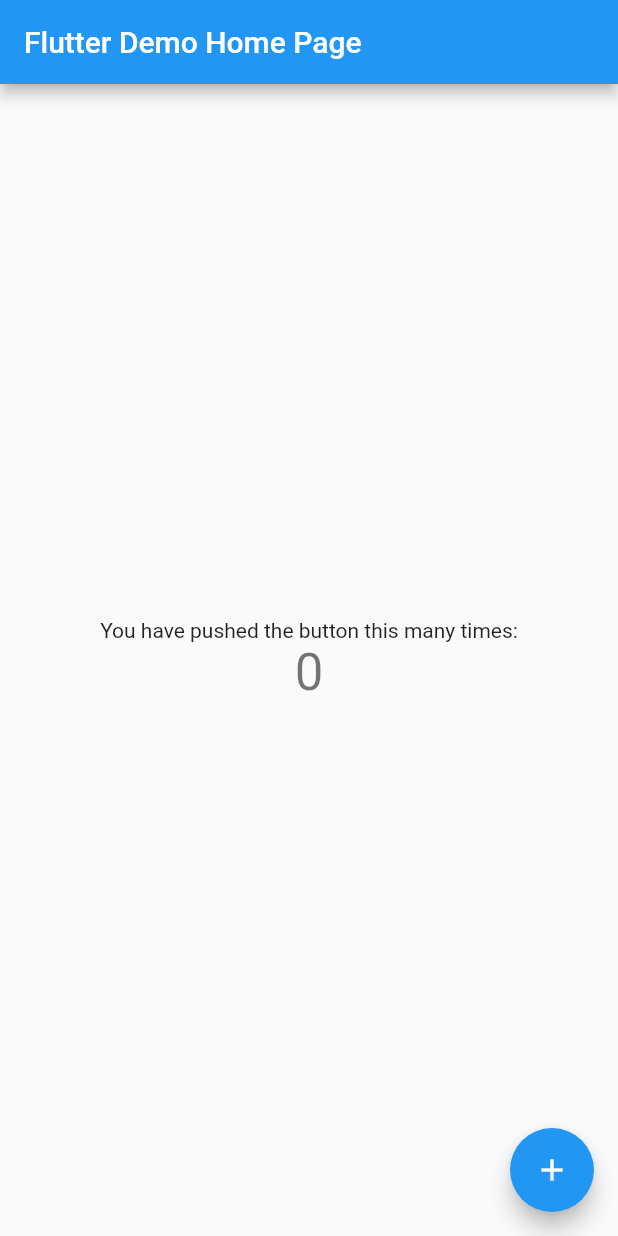
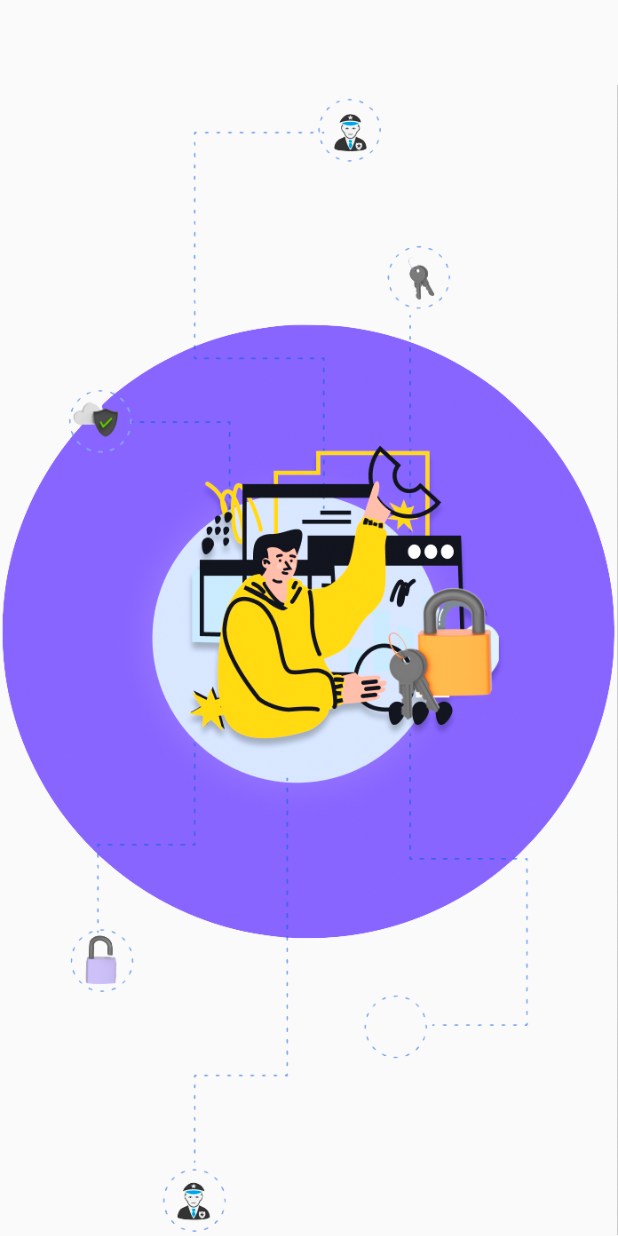
Before and after one commit to mohammadfarhantahir/nigella_secuities, a Flutter app: the screen it shows after launch, on a phone screen of 412 x 824 dp. Run offline on Flutter 3.47's test engine with Material 2 defaults, Android fonts, the light colour scheme and no system bars.

Commit message:
first commit

```diff
--- /dev/null
+++ b/lib/features/splash/screen/splash_screen.dart
@@ -0,0 +1,30 @@
+
+
+
+import 'package:flutter/cupertino.dart';
+import 'package:flutter/material.dart';
+
+class splashScreen extends StatefulWidget{
+  State<splashScreen> createState()=> splashScreenState();
+}
+
+class splashScreenState extends State<splashScreen>{
+  @override
+  Widget build(BuildContext context) {
+    // TODO: implement build
+    return Scaffold(
+      appBar: AppBar(
+        elevation: 0,
+        backgroundColor: Color(0xffFFFFF),
+
+      ),
+      body: Center(
+        child: Image.asset('assets/images/splash.png',
+        ),
+      ), //Image.asset
+     // Image.asset,
+
+    );
+  }
+
+}
--- a/lib/main.dart
+++ b/lib/main.dart
@@ -1,115 +1,16 @@
 import 'package:flutter/material.dart';
+import 'package:flutter/services.dart';
 
-void main() {
-  runApp(const MyApp());
+import 'features/splash/screen/splash_screen.dart';
+
+Future<void> main() async {
+  WidgetsFlutterBinding.ensureInitialized();
+  SystemChrome.setPreferredOrientations([DeviceOrientation.portraitUp])
+      .then((value) => runApp(MaterialApp(
+    debugShowCheckedModeBanner: false,
+    //  title: 'Flutter Demo',
+    home:  splashScreen(),
+  )
+  ));
+
 }
-
-class MyApp extends StatelessWidget {
-  const MyApp({super.key});
-
-  // This widget is the root of your application.
-  @override
-  Widget build(BuildContext context) {
-    return MaterialApp(
-      title: 'Flutter Demo',
-      theme: ThemeData(
-        // This is the theme of your application.
-        //
-        // Try running your application with "flutter run". You'll see the
-        // application has a blue toolbar. Then, without quitting the app, try
-        // changing the primarySwatch below to Colors.green and then invoke
-        // "hot reload" (press "r" in the console where you ran "flutter run",
-        // or simply save your changes to "hot reload" in a Flutter IDE).
-        // Notice that the counter didn't reset back to zero; the application
-        // is not restarted.
-        primarySwatch: Colors.blue,
-      ),
-      home: const MyHomePage(title: 'Flutter Demo Home Page'),
-    );
-  }
-}
-
-class MyHomePage extends StatefulWidget {
-  const MyHomePage({super.key, required this.title});
-
-  // This widget is the home page of your application. It is stateful, meaning
-  // that it has a State object (defined below) that contains fields that affect
-  // how it looks.
-
-  // This class is the configuration for the state. It holds the values (in this
-  // case the title) provided by the parent (in this case the App widget) and
-  // used by the build method of the State. Fields in a Widget subclass are
-  // always marked "final".
-
-  final String title;
-
-  @override
-  State<MyHomePage> createState() => _MyHomePageState();
-}
-
-class _MyHomePageState extends State<MyHomePage> {
-  int _counter = 0;
-
-  void _incrementCounter() {
-    setState(() {
-      // This call to setState tells the Flutter framework that something has
-      // changed in this State, which causes it to rerun the build method below
-      // so that the display can reflect the updated values. If we changed
-      // _counter without calling setState(), then the build method would not be
-      // called again, and so nothing would appear to happen.
-      _counter++;
-    });
-  }
-
-  @override
-  Widget build(BuildContext context) {
-    // This method is rerun every time setState is called, for instance as done
-    // by the _incrementCounter method above.
-    //
-    // The Flutter framework has been optimized to make rerunning build methods
-    // fast, so that you can just rebuild anything that needs updating rather
-    // than having to individually change instances of widgets.
-    return Scaffold(
-      appBar: AppBar(
-        // Here we take the value from the MyHomePage object that was created by
-        // the App.build method, and use it to set our appbar title.
-        title: Text(widget.title),
-      ),
-      body: Center(
-        // Center is a layout widget. It takes a single child and positions it
-        // in the middle of the parent.
-        child: Column(
-          // Column is also a layout widget. It takes a list of children and
-          // arranges them vertically. By default, it sizes itself to fit its
-          // children horizontally, and tries to be as tall as its parent.
-          //
-          // Invoke "debug painting" (press "p" in the console, choose the
-          // "Toggle Debug Paint" action from the Flutter Inspector in Android
-          // Studio, or the "Toggle Debug Paint" command in Visual Studio Code)
-          // to see the wireframe for each widget.
-          //
-          // Column has various properties to control how it sizes itself and
-          // how it positions its children. Here we use mainAxisAlignment to
-          // center the children vertically; the main axis here is the vertical
-          // axis because Columns are vertical (the cross axis would be
-          // horizontal).
-          mainAxisAlignment: MainAxisAlignment.center,
-          children: <Widget>[
-            const Text(
-              'You have pushed the button this many times:',
-            ),
-            Text(
-              '$_counter',
-              style: Theme.of(context).textTheme.headlineMedium,
-            ),
-          ],
-        ),
-      ),
-      floatingActionButton: FloatingActionButton(
-        onPressed: _incrementCounter,
-        tooltip: 'Increment',
-        child: const Icon(Icons.add),
-      ), // This trailing comma makes auto-formatting nicer for build methods.
-    );
-  }
-}
```
Also changed, not shown: pubspec.yaml (+4 -3 lines), assets/images/splash.png (added), pubspec.lock, 4 other files.
